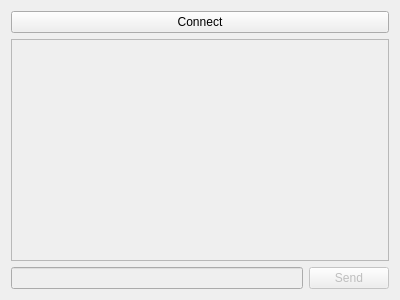
The window that project/chatwindow.ui (mr-okto/CapyChat) describes before a commit, drawn with Qt 5.
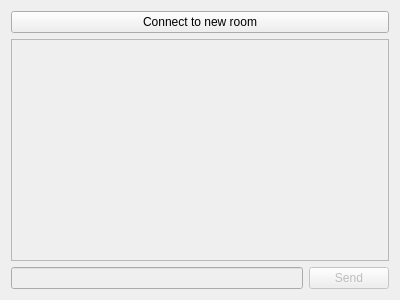
The same window after the commit.

Commit message: Connection to new room without closing (to pres)

The edit to the form file:
```diff
--- a/project/chatwindow.ui
+++ b/project/chatwindow.ui
@@ -17,7 +17,7 @@
    <item row="0" column="0" colspan="2">
     <widget class="QPushButton" name="connectButton">
      <property name="text">
-      <string>Connect</string>
+      <string>Connect to new room</string>
      </property>
     </widget>
    </item>
```
The commit also changes 5 other files.
